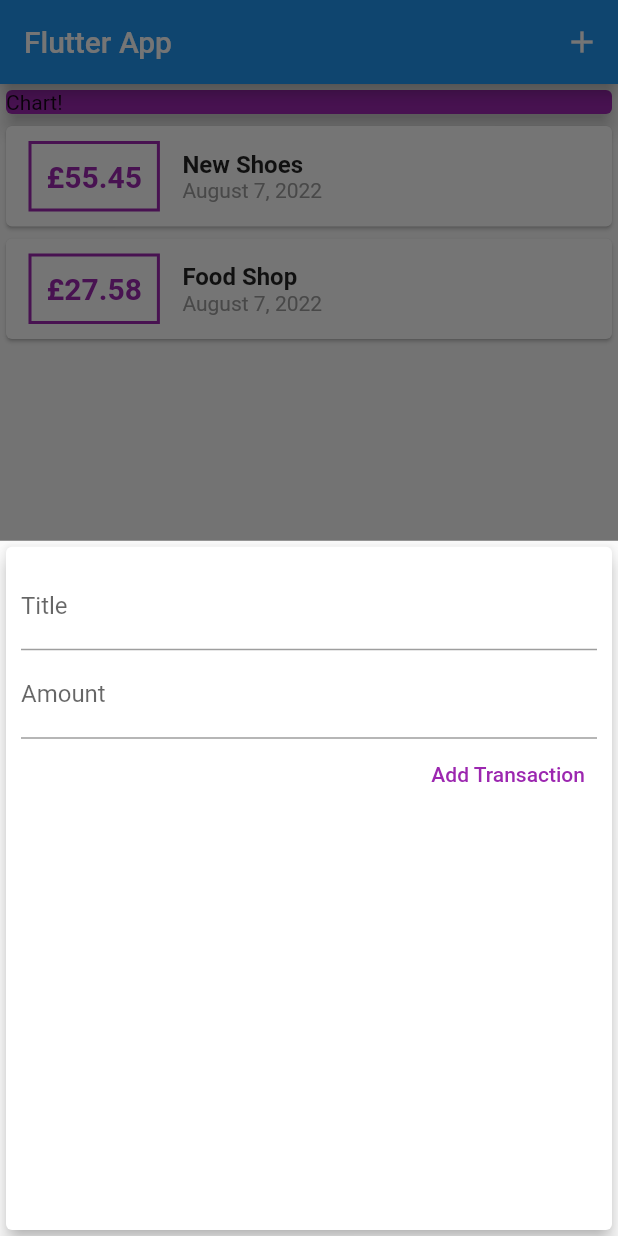
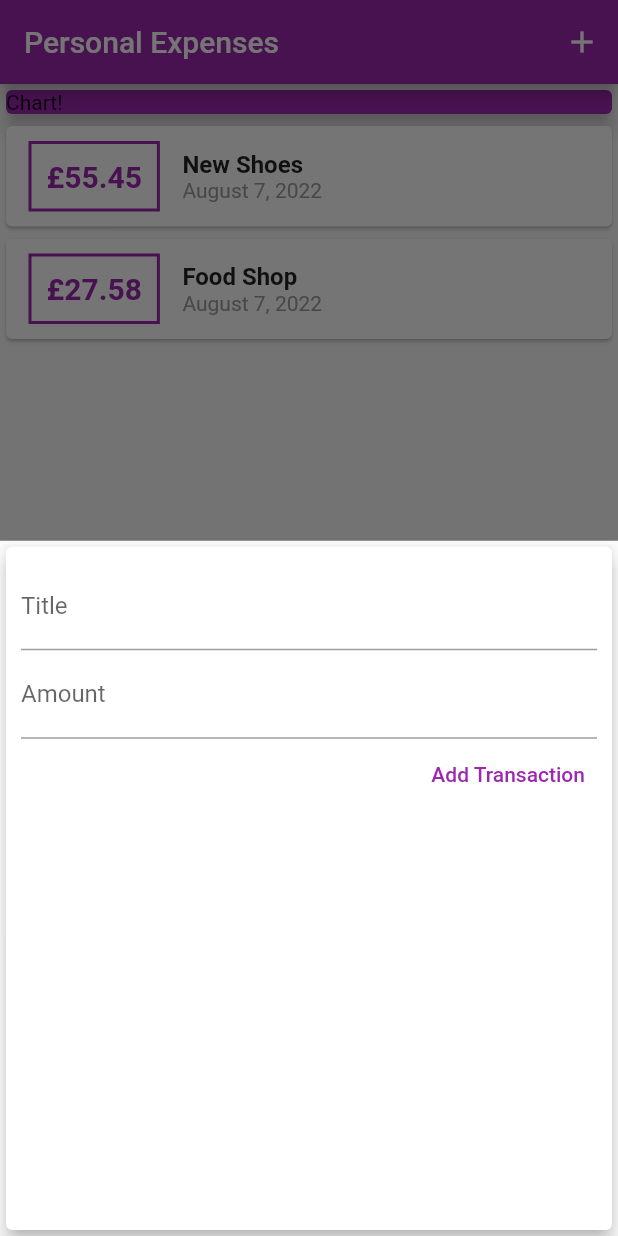
Before and after one commit to PaulTA91/finance_app, a Flutter app: the screen it shows after launch, after a tap on the "add" icon, on a phone screen of 412 x 824 dp. Run offline on Flutter 3.47's test engine with Material 2 defaults, Android fonts, the phone set to English and light mode, and no system bars.

Commit message:
styling and using themes

```diff
--- a/lib/main.dart
+++ b/lib/main.dart
@@ -10,7 +10,10 @@ class MyApp extends StatelessWidget {
   @override
   Widget build(BuildContext context) {
     return MaterialApp(
-      title: 'Flutter App',
+      title: 'Personal Expenses',
+      theme: ThemeData(
+          colorScheme: ColorScheme.fromSwatch(primarySwatch: Colors.purple)
+              .copyWith(secondary: Colors.amber)),
       home: MyHomePage(),
     );
   }
@@ -69,7 +72,7 @@ class _MyHomePageState extends State<MyHomePage> {
   Widget build(BuildContext context) {
     return Scaffold(
       appBar: AppBar(
-        title: Text('Flutter App'),
+        title: Text('Personal Expenses'),
         actions: [
           IconButton(
             onPressed: () => _startAddNewTransaction(context),
--- a/lib/widgets/new_transaction.dart
+++ b/lib/widgets/new_transaction.dart
@@ -1,11 +1,18 @@
 import 'package:flutter/material.dart';
 
-class NewTransaction extends StatelessWidget {
-  final titleController = TextEditingController();
-  final amountController = TextEditingController();
+class NewTransaction extends StatefulWidget {
   final Function addTx;
 
   NewTransaction(this.addTx);
+
+  @override
+  State<NewTransaction> createState() => _NewTransactionState();
+}
+
+class _NewTransactionState extends State<NewTransaction> {
+  final titleController = TextEditingController();
+
+  final amountController = TextEditingController();
 
   void submitTransaction() {
     final enteredTitle = titleController.text;
@@ -15,10 +22,12 @@ class NewTransaction extends StatelessWidget {
       return;
     }
 
-    addTx(
+    widget.addTx(
       enteredTitle,
       enteredAmount,
     );
+
+    Navigator.of(context).pop();
   }
 
   @override
--- a/lib/widgets/transaction_list.dart
+++ b/lib/widgets/transaction_list.dart
@@ -20,14 +20,16 @@ class TransactionList extends StatelessWidget {
                 Container(
                   margin: EdgeInsets.symmetric(vertical: 10, horizontal: 15),
                   decoration: BoxDecoration(
-                      border: Border.all(color: Colors.purple, width: 2)),
+                      border: Border.all(
+                          color: Theme.of(context).colorScheme.primary,
+                          width: 2)),
                   padding: EdgeInsets.all(10),
                   child: Text(
                     '£${transactions[index].amount.toStringAsFixed(2)}',
                     style: TextStyle(
                       fontWeight: FontWeight.bold,
                       fontSize: 20,
-                      color: Colors.purple,
+                      color: Theme.of(context).colorScheme.primary,
                     ),
                   ),
                 ),
```
Also changed, not shown: assets/fonts/OpenSans-Bold.ttf (added), assets/fonts/OpenSans-Regular.ttf (added), assets/fonts/Quicksand-Bold.ttf (added), assets/fonts/Quicksand-Light.ttf (added), assets/fonts/Quicksand-Medium.ttf (added), assets/fonts/Quicksand-Regular.ttf (added).
